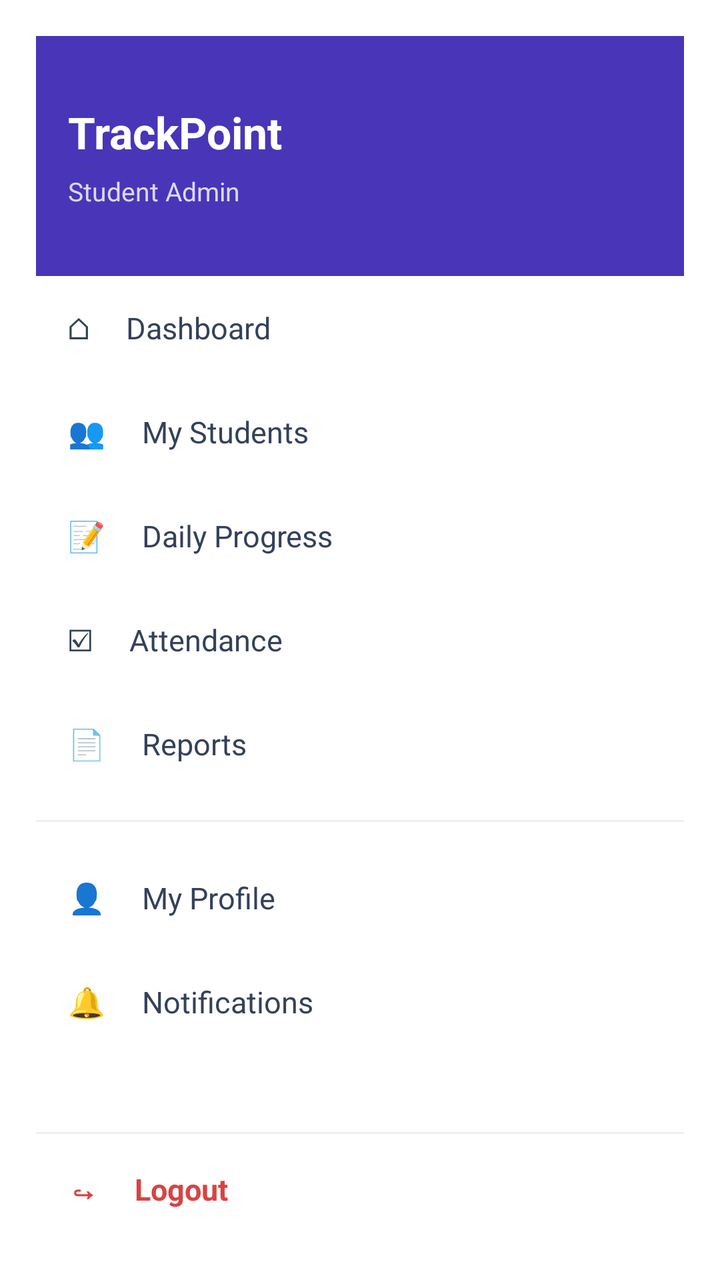
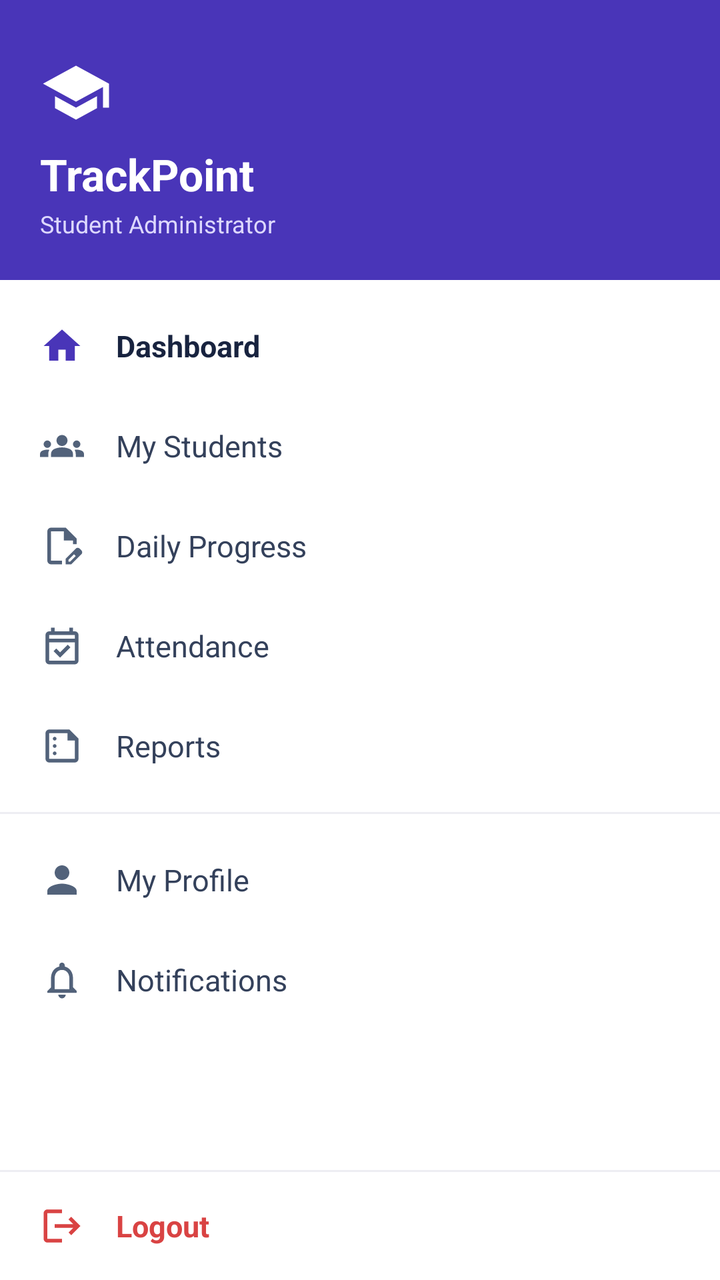

Two renders of the same Android screen: before a commit and after it. Below are the layout's source before the change and the commit's diff.
<!-- AndroidManifest.xml: application theme Theme.TrackPoint -->
<!-- res/layout/layout_student_sidebar.xml -->
<?xml version="1.0" encoding="utf-8"?>
<LinearLayout xmlns:android="http://schemas.android.com/apk/res/android"
    android:layout_width="280dp"
    android:layout_height="match_parent"
    android:orientation="vertical"
    android:fitsSystemWindows="true"
    android:background="#FFFFFF"
    android:padding="18dp">

    
    <LinearLayout
        android:layout_width="match_parent"
        android:layout_height="120dp"
        android:orientation="vertical"
        android:gravity="center_vertical"
        android:padding="16dp"
        android:background="#4935B8">

        <TextView
            android:layout_width="wrap_content"
            android:layout_height="wrap_content"
            android:text="TrackPoint"
            android:textColor="#FFFFFF"
            android:textSize="22sp"
            android:textStyle="bold"/>

        <TextView
            android:layout_width="wrap_content"
            android:layout_height="wrap_content"
            android:layout_marginTop="6dp"
            android:text="Student Admin"
            android:textColor="#DDD8FF"
            android:textSize="13sp"/>
    </LinearLayout>

    
    <TextView
        android:id="@+id/menuDashboard"
        android:layout_width="match_parent"
        android:layout_height="52dp"
        android:gravity="center_vertical"
        android:paddingStart="16dp"
        android:text="⌂     Dashboard"
        android:textColor="#34415B"
        android:textSize="15sp"/>

    <TextView
        android:id="@+id/menuStudents"
        android:layout_width="match_parent"
        android:layout_height="52dp"
        android:gravity="center_vertical"
        android:paddingStart="16dp"
        android:text="👥     My Students"
        android:textColor="#34415B"
        android:textSize="15sp"/>

    <TextView
        android:id="@+id/menuProgress"
        android:layout_width="match_parent"
        android:layout_height="52dp"
        android:gravity="center_vertical"
        android:paddingStart="16dp"
        android:text="📝     Daily Progress"
        android:textColor="#34415B"
        android:textSize="15sp"/>

    <TextView
        android:id="@+id/menuAttendance"
        android:layout_width="match_parent"
        android:layout_height="52dp"
        android:gravity="center_vertical"
        android:paddingStart="16dp"
        android:text="☑     Attendance"
        android:textColor="#34415B"
        android:textSize="15sp"/>

    <TextView
        android:id="@+id/menuReports"
        android:layout_width="match_parent"
        android:layout_height="52dp"
        android:gravity="center_vertical"
        android:paddingStart="16dp"
        android:text="📄     Reports"
        android:textColor="#34415B"
        android:textSize="15sp"/>

    <View
        android:layout_width="match_parent"
        android:layout_height="1dp"
        android:layout_marginTop="12dp"
        android:layout_marginBottom="12dp"
        android:background="#EEEEF3"/>

    <TextView
        android:id="@+id/menuProfile"
        android:layout_width="match_parent"
        android:layout_height="52dp"
        android:gravity="center_vertical"
        android:paddingStart="16dp"
        android:text="👤     My Profile"
        android:textColor="#34415B"
        android:textSize="15sp"/>

    <TextView
        android:id="@+id/menuNotifications"
        android:layout_width="match_parent"
        android:layout_height="52dp"
        android:gravity="center_vertical"
        android:paddingStart="16dp"
        android:text="🔔     Notifications"
        android:textColor="#34415B"
        android:textSize="15sp"/>

    <View
        android:layout_width="match_parent"
        android:layout_height="0dp"
        android:layout_weight="1"/>

    <View
        android:layout_width="match_parent"
        android:layout_height="1dp"
        android:background="#EEEEF3"/>

    <TextView
        android:id="@+id/menuLogout"
        android:layout_width="match_parent"
        android:layout_height="55dp"
        android:gravity="center_vertical"
        android:paddingStart="16dp"
        android:text="↪     Logout"
        android:textColor="#D94343"
        android:textSize="15sp"
        android:textStyle="bold"/>

</LinearLayout>
<!-- resources referenced by this layout -->
<resources>
  <!-- unchanged entries left out for length: 2 -->
</resources>

<!-- the commit's change to res/layout/layout_student_sidebar.xml (unified diff, before → after) -->
@@ -1,20 +1,28 @@
 <?xml version="1.0" encoding="utf-8"?>
 <LinearLayout xmlns:android="http://schemas.android.com/apk/res/android"
+    xmlns:app="http://schemas.android.com/apk/res-auto"
     android:layout_width="280dp"
     android:layout_height="match_parent"
     android:orientation="vertical"
     android:fitsSystemWindows="true"
-    android:background="#FFFFFF"
-    android:padding="18dp">
+    android:background="#FFFFFF">
 
     
     <LinearLayout
         android:layout_width="match_parent"
-        android:layout_height="120dp"
+        android:layout_height="140dp"
         android:orientation="vertical"
-        android:gravity="center_vertical"
-        android:padding="16dp"
+        android:gravity="bottom"
+        android:padding="20dp"
         android:background="#4935B8">
+
+        <ImageView
+            android:layout_width="36dp"
+            android:layout_height="36dp"
+            android:src="@drawable/student_admin_logo"
+            app:tint="#FFFFFF"
+            android:layout_marginBottom="8dp"
+            android:contentDescription="TrackPoint Logo"/>
 
         <TextView
             android:layout_width="wrap_content"
@@ -27,109 +35,273 @@
         <TextView
             android:layout_width="wrap_content"
             android:layout_height="wrap_content"
-            android:layout_marginTop="6dp"
-            android:text="Student Admin"
+            android:layout_marginTop="2dp"
+            android:text="Student Administrator"
             android:textColor="#DDD8FF"
-            android:textSize="13sp"/>
+            android:textSize="12sp"/>
     </LinearLayout>
 
     
-    <TextView
-        android:id="@+id/menuDashboard"
-        android:layout_width="match_parent"
-        android:layout_height="52dp"
-        android:gravity="center_vertical"
-        android:paddingStart="16dp"
-        android:text="⌂     Dashboard"
-        android:textColor="#34415B"
-        android:textSize="15sp"/>
-
-    <TextView
-        android:id="@+id/menuStudents"
-        android:layout_width="match_parent"
-        android:layout_height="52dp"
-        android:gravity="center_vertical"
-        android:paddingStart="16dp"
-        android:text="👥     My Students"
-        android:textColor="#34415B"
-        android:textSize="15sp"/>
-
-    <TextView
-        android:id="@+id/menuProgress"
-        android:layout_width="match_parent"
-        android:layout_height="52dp"
-        android:gravity="center_vertical"
-        android:paddingStart="16dp"
-        android:text="📝     Daily Progress"
-        android:textColor="#34415B"
-        android:textSize="15sp"/>
-
-    <TextView
-        android:id="@+id/menuAttendance"
-        android:layout_width="match_parent"
-        android:layout_height="52dp"
-        android:gravity="center_vertical"
-        android:paddingStart="16dp"
-        android:text="☑     Attendance"
-        android:textColor="#34415B"
-        android:textSize="15sp"/>
-
-    <TextView
-        android:id="@+id/menuReports"
-        android:layout_width="match_parent"
-        android:layout_height="52dp"
-        android:gravity="center_vertical"
-        android:paddingStart="16dp"
-        android:text="📄     Reports"
-        android:textColor="#34415B"
-        android:textSize="15sp"/>
-
-    <View
-        android:layout_width="match_parent"
-        android:layout_height="1dp"
-        android:layout_marginTop="12dp"
-        android:layout_marginBottom="12dp"
-        android:background="#EEEEF3"/>
-
-    <TextView
-        android:id="@+id/menuProfile"
-        android:layout_width="match_parent"
-        android:layout_height="52dp"
-        android:gravity="center_vertical"
-        android:paddingStart="16dp"
-        android:text="👤     My Profile"
-        android:textColor="#34415B"
-        android:textSize="15sp"/>
-
-    <TextView
-        android:id="@+id/menuNotifications"
-        android:layout_width="match_parent"
-        android:layout_height="52dp"
-        android:gravity="center_vertical"
-        android:paddingStart="16dp"
-        android:text="🔔     Notifications"
-        android:textColor="#34415B"
-        android:textSize="15sp"/>
-
-    <View
+    <ScrollView
         android:layout_width="match_parent"
         android:layout_height="0dp"
-        android:layout_weight="1"/>
-
+        android:layout_weight="1"
+        android:fillViewport="true">
+
+        <LinearLayout
+            android:layout_width="match_parent"
+            android:layout_height="wrap_content"
+            android:orientation="vertical"
+            android:paddingTop="8dp"
+            android:paddingBottom="8dp">
+
+            
+            <LinearLayout
+                android:id="@+id/menuDashboard"
+                android:layout_width="match_parent"
+                android:layout_height="50dp"
+                android:gravity="center_vertical"
+                android:orientation="horizontal"
+                android:paddingStart="20dp"
+                android:paddingEnd="20dp"
+                android:clickable="true"
+                android:focusable="true"
+                android:background="?android:attr/selectableItemBackground">
+
+                <ImageView
+                    android:layout_width="22dp"
+                    android:layout_height="22dp"
+                    android:src="@drawable/home_symbol"
+                    app:tint="#4935B8"
+                    android:contentDescription="Dashboard Icon"/>
+
+                <TextView
+                    android:layout_width="wrap_content"
+                    android:layout_height="wrap_content"
+                    android:layout_marginStart="16dp"
+                    android:text="Dashboard"
+                    android:textColor="#18233F"
+                    android:textSize="15sp"
+                    android:textStyle="bold"/>
+            </LinearLayout>
+
+            
+            <LinearLayout
+                android:id="@+id/menuStudents"
+                android:layout_width="match_parent"
+                android:layout_height="50dp"
+                android:gravity="center_vertical"
+                android:orientation="horizontal"
+                android:paddingStart="20dp"
+                android:paddingEnd="20dp"
+                android:clickable="true"
+                android:focusable="true"
+                android:background="?android:attr/selectableItemBackground">
+
+                <ImageView
+                    android:layout_width="22dp"
+                    android:layout_height="22dp"
+                    android:src="@drawable/group_symbol"
+                    app:tint="#52627A"
+                    android:contentDescription="Students Icon"/>
+
+                <TextView
+                    android:layout_width="wrap_content"
+                    android:layout_height="wrap_content"
+                    android:layout_marginStart="16dp"
+                    android:text="My Students"
+                    android:textColor="#34415B"
+                    android:textSize="15sp"/>
+            </LinearLayout>
+
+            
+            <LinearLayout
+                android:id="@+id/menuProgress"
+                android:layout_width="match_parent"
+                android:layout_height="50dp"
+                android:gravity="center_vertical"
+                android:orientation="horizontal"
+                android:paddingStart="20dp"
+                android:paddingEnd="20dp"
+                android:clickable="true"
+                android:focusable="true"
+                android:background="?android:attr/selectableItemBackground">
+
+                <ImageView
+                    android:layout_width="22dp"
+                    android:layout_height="22dp"
+                    android:src="@drawable/daily_progress_symbol"
+                    app:tint="#52627A"
+                    android:contentDescription="Progress Icon"/>
+
+                <TextView
+                    android:layout_width="wrap_content"
+                    android:layout_height="wrap_content"
+                    android:layout_marginStart="16dp"
+                    android:text="Daily Progress"
+                    android:textColor="#34415B"
+                    android:textSize="15sp"/>
+            </LinearLayout>
+
+            
+            <LinearLayout
+                android:id="@+id/menuAttendance"
+                android:layout_width="match_parent"
+                android:layout_height="50dp"
+                android:gravity="center_vertical"
+                android:orientation="horizontal"
+                android:paddingStart="20dp"
+                android:paddingEnd="20dp"
+                android:clickable="true"
+                android:focusable="true"
+                android:background="?android:attr/selectableItemBackground">
+
+                <ImageView
+                    android:layout_width="22dp"
+                    android:layout_height="22dp"
+                    android:src="@drawable/attendance_symbol"
+                    app:tint="#52627A"
+                    android:contentDescription="Attendance Icon"/>
+
+                <TextView
+                    android:layout_width="wrap_content"
+                    android:layout_height="wrap_content"
+                    android:layout_marginStart="16dp"
+                    android:text="Attendance"
+                    android:textColor="#34415B"
+                    android:textSize="15sp"/>
+            </LinearLayout>
+
+            
+            <LinearLayout
+                android:id="@+id/menuReports"
+                android:layout_width="match_parent"
+                android:layout_height="50dp"
+                android:gravity="center_vertical"
+                android:orientation="horizontal"
+                android:paddingStart="20dp"
+                android:paddingEnd="20dp"
+                android:clickable="true"
+                android:focusable="true"
+                android:background="?android:attr/selectableItemBackground">
+
+                <ImageView
+                    android:layout_width="22dp"
+                    android:layout_height="22dp"
+                    android:src="@drawable/reports_symbol"
+                    app:tint="#52627A"
+                    android:contentDescription="Reports Icon"/>
+
+                <TextView
+                    android:layout_width="wrap_content"
+                    android:layout_height="wrap_content"
+                    android:layout_marginStart="16dp"
+                    android:text="Reports"
+                    android:textColor="#34415B"
+                    android:textSize="15sp"/>
+            </LinearLayout>
+
+            <View
+                android:layout_width="match_parent"
+                android:layout_height="1dp"
+                android:layout_marginTop="8dp"
+                android:layout_marginBottom="8dp"
+                android:background="#EEEEF3"/>
+
+            
+            <LinearLayout
+                android:id="@+id/menuProfile"
+                android:layout_width="match_parent"
+                android:layout_height="50dp"
+                android:gravity="center_vertical"
+                android:orientation="horizontal"
+                android:paddingStart="20dp"
+                android:paddingEnd="20dp"
+                android:clickable="true"
+                android:focusable="true"
+                android:background="?android:attr/selectableItemBackground">
+
+                <ImageView
+                    android:layout_width="22dp"
+                    android:layout_height="22dp"
+                    android:src="@drawable/profile_symbol"
+                    app:tint="#52627A"
+                    android:contentDescription="Profile Icon"/>
+
+                <TextView
+                    android:layout_width="wrap_content"
+                    android:layout_height="wrap_content"
+                    android:layout_marginStart="16dp"
+                    android:text="My Profile"
+                    android:textColor="#34415B"
+                    android:textSize="15sp"/>
+            </LinearLayout>
+
+            
+            <LinearLayout
+                android:id="@+id/menuNotifications"
+                android:layout_width="match_parent"
+                android:layout_height="50dp"
+                android:gravity="center_vertical"
+                android:orientation="horizontal"
+                android:paddingStart="20dp"
+                android:paddingEnd="20dp"
+                android:clickable="true"
+                android:focusable="true"
+                android:background="?android:attr/selectableItemBackground">
+
+                <ImageView
+                    android:layout_width="22dp"
+                    android:layout_height="22dp"
+                    android:src="@drawable/notification_symbol"
+                    app:tint="#52627A"
+                    android:contentDescription="Notifications Icon"/>
+
+                <TextView
+                    android:layout_width="wrap_content"
+                    android:layout_height="wrap_content"
+                    android:layout_marginStart="16dp"
+                    android:text="Notifications"
+                    android:textColor="#34415B"
+                    android:textSize="15sp"/>
+            </LinearLayout>
+
+        </LinearLayout>
+    </ScrollView>
+
+    
     <View
         android:layout_width="match_parent"
         android:layout_height="1dp"
         android:background="#EEEEF3"/>
 
-    <TextView
+    <LinearLayout
         android:id="@+id/menuLogout"
         android:layout_width="match_parent"
-        android:layout_height="55dp"
+        android:layout_height="54dp"
         android:gravity="center_vertical"
-        android:paddingStart="16dp"
-        android:text="↪     Logout"
-        android:textColor="#D94343"
-        android:textSize="15sp"
-        android:textStyle="bold"/>
+        android:orientation="horizontal"
+        android:paddingStart="20dp"
+        android:paddingEnd="20dp"
+        android:clickable="true"
+        android:focusable="true"
+        android:background="?android:attr/selectableItemBackground">
+
+        <ImageView
+            android:layout_width="22dp"
+            android:layout_height="22dp"
+            android:src="@drawable/logout_symbol"
+            app:tint="#D94343"
+            android:contentDescription="Logout Icon"/>
+
+        <TextView
+            android:layout_width="wrap_content"
+            android:layout_height="wrap_content"
+            android:layout_marginStart="16dp"
+            android:text="Logout"
+            android:textColor="#D94343"
+            android:textSize="15sp"
+            android:textStyle="bold"/>
+    </LinearLayout>
 
 </LinearLayout>
<!-- resource entries referenced after the edit -->
@@ -1,5 +1,74 @@
 <!-- resources referenced by this layout -->
 <resources>
+  <!-- drawable attendance_symbol (drawable) -->
+  <vector xmlns:android="http://schemas.android.com/apk/res/android" android:height="24dp" android:tint="#000000" android:viewportHeight="960" android:viewportWidth="960" android:width="24dp">
+        
+      <path android:fillColor="@android:color/white" android:pathData="M438,734L296,592L354,534L438,618L606,450L664,508L438,734ZM200,880Q167,880 143.5,856.5Q120,833 120,800L120,240Q120,207 143.5,183.5Q167,160 200,160L240,160L240,80L320,80L320,160L640,160L640,80L720,80L720,160L760,160Q793,160 816.5,183.5Q840,207 840,240L840,800Q840,833 816.5,856.5Q793,880 760,880L200,880ZM200,800L760,800Q760,800 760,800Q760,800 760,800L760,400L200,400L200,800Q200,800 200,800Q200,800 200,800ZM200,320L760,320L760,240Q760,240 760,240Q760,240 760,240L200,240Q200,240 200,240Q200,240 200,240L200,320ZM200,320L200,240Q200,240 200,240Q200,240 200,240L200,240Q200,240 200,240Q200,240 200,240L200,320Z"/>
+      
+  </vector>
+  <!-- drawable daily_progress_symbol (drawable) -->
+  <vector xmlns:android="http://schemas.android.com/apk/res/android" android:height="24dp" android:tint="#000000" android:viewportHeight="960" android:viewportWidth="960" android:width="24dp">
+        
+      <path android:fillColor="@android:color/white" android:pathData="M560,880L560,757L781,537Q790,528 801,524Q812,520 823,520Q835,520 846,524.5Q857,529 866,538L903,575Q911,584 915.5,595Q920,606 920,617Q920,628 916,639.5Q912,651 903,660L683,880L560,880ZM860,617L860,617L823,580L823,580L860,617ZM620,820L658,820L779,698L761,679L742,661L620,782L620,820ZM240,880Q207,880 183.5,856.5Q160,833 160,800L160,160Q160,127 183.5,103.5Q207,80 240,80L560,80L800,320L800,440L720,440L720,360L520,360L520,160L240,160Q240,160 240,160Q240,160 240,160L240,800Q240,800 240,800Q240,800 240,800L480,800L480,880L240,880ZM520,480L520,480L520,480Q520,480 520,480Q520,480 520,480L520,480L520,480L520,480L520,480L520,480Q520,480 520,480Q520,480 520,480L520,480Q520,480 520,480Q520,480 520,480ZM761,679L742,661L742,661L779,698L779,698L761,679Z"/>
+      
+  </vector>
+  <!-- drawable group_symbol (drawable) -->
+  <vector xmlns:android="http://schemas.android.com/apk/res/android" android:height="24dp" android:tint="#000000" android:viewportHeight="24" android:viewportWidth="24" android:width="24dp">
+        
+      <path android:fillColor="@android:color/white" android:pathData="M12,12.75c1.63,0 3.07,0.39 4.24,0.9c1.08,0.48 1.76,1.56 1.76,2.73L18,18H6l0,-1.61c0,-1.18 0.68,-2.26 1.76,-2.73C8.93,13.14 10.37,12.75 12,12.75zM4,13c1.1,0 2,-0.9 2,-2c0,-1.1 -0.9,-2 -2,-2s-2,0.9 -2,2C2,12.1 2.9,13 4,13zM5.13,14.1C4.76,14.04 4.39,14 4,14c-0.99,0 -1.93,0.21 -2.78,0.58C0.48,14.9 0,15.62 0,16.43V18l4.5,0v-1.61C4.5,15.56 4.73,14.78 5.13,14.1zM20,13c1.1,0 2,-0.9 2,-2c0,-1.1 -0.9,-2 -2,-2s-2,0.9 -2,2C18,12.1 18.9,13 20,13zM24,16.43c0,-0.81 -0.48,-1.53 -1.22,-1.85C21.93,14.21 20.99,14 20,14c-0.39,0 -0.76,0.04 -1.13,0.1c0.4,0.68 0.63,1.46 0.63,2.29V18l4.5,0V16.43zM12,6c1.66,0 3,1.34 3,3c0,1.66 -1.34,3 -3,3s-3,-1.34 -3,-3C9,7.34 10.34,6 12,6z"/>
+      
+  </vector>
+  <!-- drawable home_symbol (drawable) -->
+  <vector xmlns:android="http://schemas.android.com/apk/res/android"
+      android:width="24dp"
+      android:height="24dp"
+      android:viewportWidth="24"
+      android:viewportHeight="24"
+      android:tint="#000000">
+      <path
+          android:fillColor="@android:color/white"
+          android:pathData="M10,20v-6h4v6h5v-8h3L12,3,2,12h3v8z"/>
+  </vector>
+  <!-- drawable logout_symbol (drawable) -->
+  <vector xmlns:android="http://schemas.android.com/apk/res/android"
+      android:width="24dp"
+      android:height="24dp"
+      android:viewportWidth="24"
+      android:viewportHeight="24"
+      android:tint="#000000">
+      <path
+          android:fillColor="@android:color/white"
+          android:pathData="M17,7l-1.41,1.41L18.17,11H8v2h10.17l-2.58,2.58L17,17l5,-5zM4,5h8V3H4c-1.1,0 -2,0.9 -2,2v14c0,1.1 0.9,2 2,2h8v-2H4V5z"/>
+  </vector>
+  <!-- drawable notification_symbol (drawable) -->
+  <vector xmlns:android="http://schemas.android.com/apk/res/android" android:height="24dp" android:tint="#000000" android:viewportHeight="24" android:viewportWidth="24" android:width="24dp">
+        
+      <path android:fillColor="@android:color/white" android:pathData="M12,22c1.1,0 2,-0.9 2,-2h-4c0,1.1 0.9,2 2,2zM18,16v-5c0,-3.07 -1.63,-5.64 -4.5,-6.32L13.5,4c0,-0.83 -0.67,-1.5 -1.5,-1.5s-1.5,0.67 -1.5,1.5v0.68C7.64,5.36 6,7.92 6,11v5l-2,2v1h16v-1l-2,-2zM16,17L8,17v-6c0,-2.48 1.51,-4.5 4,-4.5s4,2.02 4,4.5v6z"/>
+      
+  </vector>
+  <!-- drawable profile_symbol (drawable) -->
+  <vector xmlns:android="http://schemas.android.com/apk/res/android"
+      android:width="24dp"
+      android:height="24dp"
+      android:viewportWidth="24"
+      android:viewportHeight="24"
+      android:tint="#000000">
+      <path
+          android:fillColor="@android:color/white"
+          android:pathData="M12,12c2.21,0 4,-1.79 4,-4s-1.79,-4 -4,-4 -4,1.79 -4,4 1.79,4 4,4zM12,14c-2.67,0 -8,1.34 -8,4v2h16v-2c0,-2.66 -5.33,-4 -8,-4z"/>
+  </vector>
+  <!-- drawable reports_symbol (drawable) -->
+  <vector xmlns:android="http://schemas.android.com/apk/res/android" android:height="24dp" android:tint="#000000" android:viewportHeight="960" android:viewportWidth="960" android:width="24dp">
+        
+      <path android:fillColor="@android:color/white" android:pathData="M348.5,348.5Q360,337 360,320Q360,303 348.5,291.5Q337,280 320,280Q303,280 291.5,291.5Q280,303 280,320Q280,337 291.5,348.5Q303,360 320,360Q337,360 348.5,348.5ZM348.5,508.5Q360,497 360,480Q360,463 348.5,451.5Q337,440 320,440Q303,440 291.5,451.5Q280,463 280,480Q280,497 291.5,508.5Q303,520 320,520Q337,520 348.5,508.5ZM348.5,668.5Q360,657 360,640Q360,623 348.5,611.5Q337,600 320,600Q303,600 291.5,611.5Q280,623 280,640Q280,657 291.5,668.5Q303,680 320,680Q337,680 348.5,668.5ZM200,840Q167,840 143.5,816.5Q120,793 120,760L120,200Q120,167 143.5,143.5Q167,120 200,120L640,120L840,320L840,760Q840,793 816.5,816.5Q793,840 760,840L200,840ZM200,760L760,760Q760,760 760,760Q760,760 760,760L760,360L600,360L600,200L200,200Q200,200 200,200Q200,200 200,200L200,760Q200,760 200,760Q200,760 200,760ZM200,200L200,200L200,360L200,360L200,200L200,360L200,360L200,760Q200,760 200,760Q200,760 200,760L200,760Q200,760 200,760Q200,760 200,760L200,200Q200,200 200,200Q200,200 200,200Z"/>
+      
+  </vector>
+  <!-- drawable student_admin_logo (drawable) -->
+  <vector xmlns:android="http://schemas.android.com/apk/res/android" android:height="24dp" android:tint="#000000" android:viewportHeight="24" android:viewportWidth="24" android:width="24dp">
+        
+      <path android:fillColor="@android:color/white" android:pathData="M5,13.18v4L12,21l7,-3.82v-4L12,17l-7,-3.82zM12,3L1,9l11,6 9,-4.91V17h2V9L12,3z"/>
+      
+  </vector>
   <!-- unchanged entries left out for length: 2 -->
 </resources>
 
